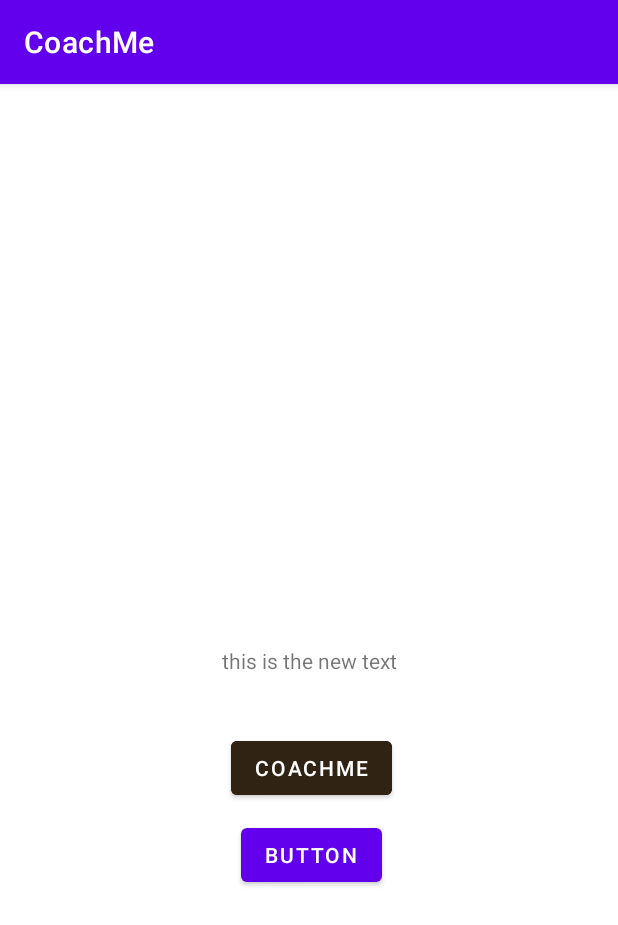
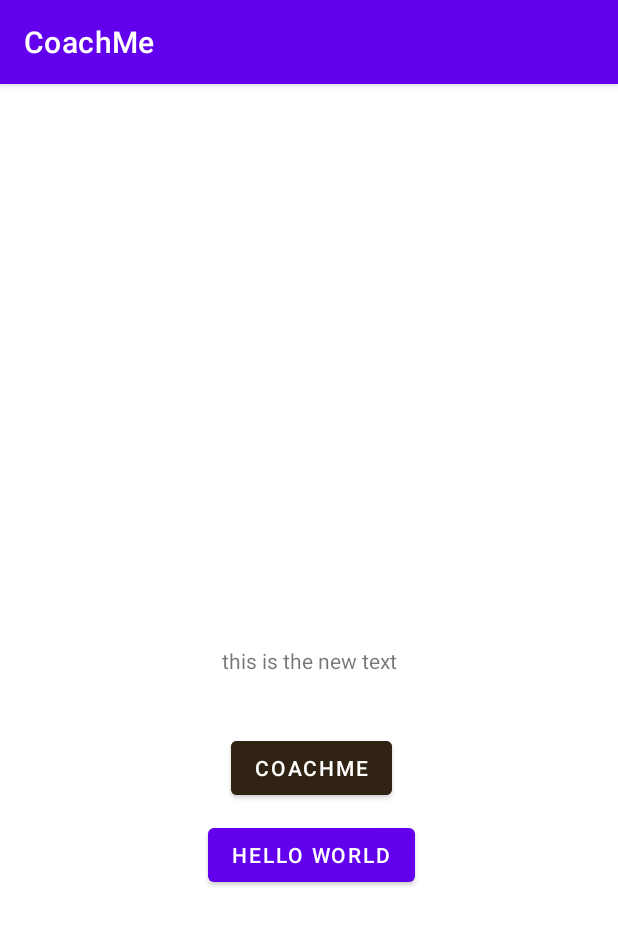
Before and after one commit to Andr3aBlanco/W23_G3_CoachMe, an Android app: the screen it shows after launch (MainActivity), on a phone screen of 412 x 824 dp. Shown: the top 925 px of the screen. Run offline under Robolectric (Android 15) with nearby library versions, the phone set to English and light mode, and no system bars.

Commit message:
Hello World Button

```diff
--- a/app/src/main/res/layout/activity_main.xml
+++ b/app/src/main/res/layout/activity_main.xml
@@ -36,7 +36,7 @@
         android:layout_marginStart="160dp"
         android:layout_marginTop="10dp"
         android:layout_marginEnd="157dp"
-        android:text="Button"
+        android:text="Hello World"
         app:layout_constraintEnd_toEndOf="parent"
         app:layout_constraintStart_toStartOf="parent"
         app:layout_constraintTop_toBottomOf="@+id/testBtn" />
```
